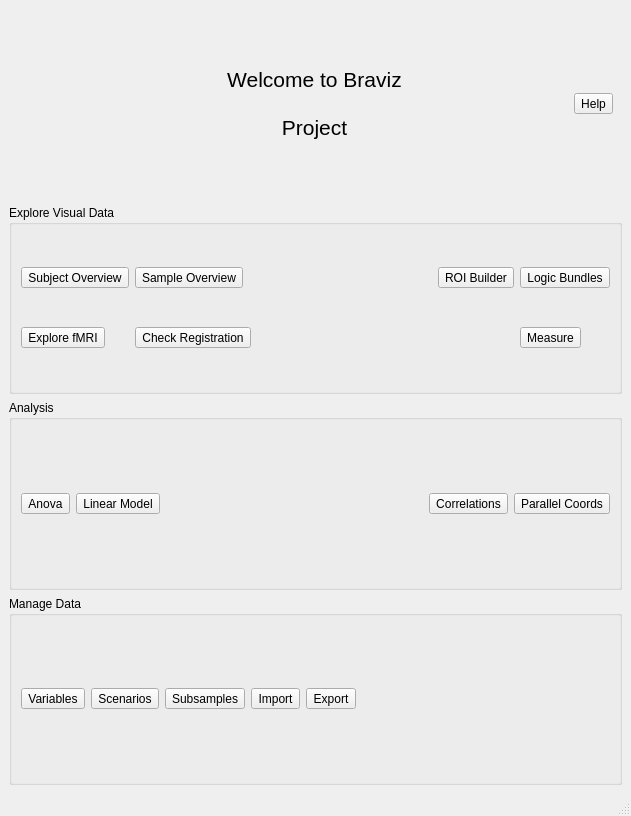
Before: the Qt Designer form braviz/interaction/qt_guis/menu2_light.ui in diego0020/braviz-app, drawn with Qt 5.
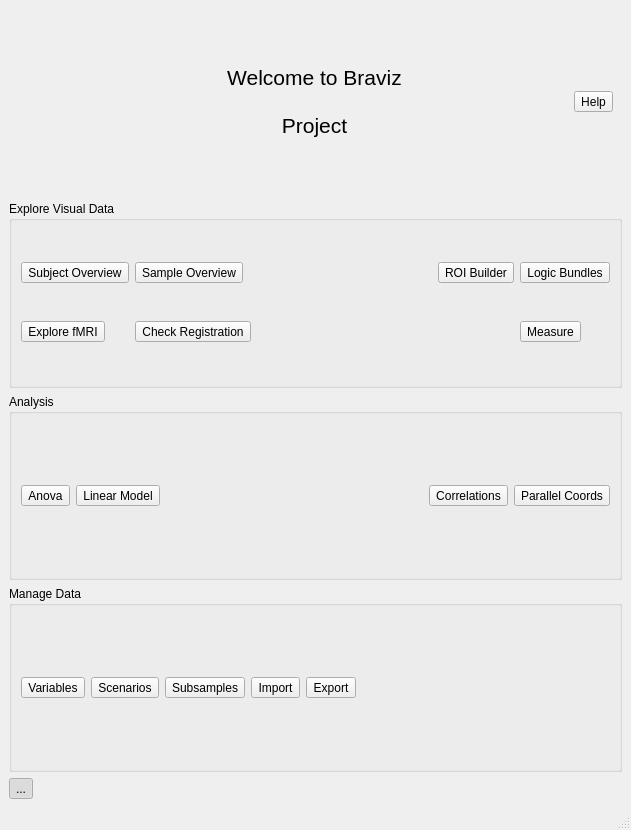
After: the same form once the commit is applied. Icons and pictures are not drawn.

```diff
--- a/braviz/interaction/qt_guis/menu2_light.ui
+++ b/braviz/interaction/qt_guis/menu2_light.ui
@@ -7,7 +7,7 @@
     <x>0</x>
     <y>0</y>
     <width>631</width>
-    <height>816</height>
+    <height>830</height>
    </rect>
   </property>
   <property name="sizePolicy">
@@ -45,7 +45,7 @@
    <enum>Qt::ToolButtonTextUnderIcon</enum>
   </property>
   <widget class="QWidget" name="centralwidget">
-   <layout class="QVBoxLayout" name="verticalLayout_2" stretch="0">
+   <layout class="QVBoxLayout" name="verticalLayout_2" stretch="0,0">
     <item>
      <widget class="QFrame" name="frame_2">
       <property name="sizePolicy">
@@ -636,6 +636,66 @@
       </layout>
      </widget>
     </item>
+    <item>
+     <widget class="QFrame" name="frame_3">
+      <property name="frameShape">
+       <enum>QFrame::NoFrame</enum>
+      </property>
+      <property name="frameShadow">
+       <enum>QFrame::Raised</enum>
+      </property>
+      <layout class="QHBoxLayout" name="horizontalLayout_3">
+       <property name="spacing">
+        <number>0</number>
+       </property>
+       <property name="leftMargin">
+        <number>0</number>
+       </property>
+       <property name="topMargin">
+        <number>0</number>
+       </property>
+       <property name="rightMargin">
+        <number>0</number>
+       </property>
+       <property name="bottomMargin">
+        <number>0</number>
+       </property>
+       <item>
+        <widget class="QToolButton" name="network_button">
+         <property name="statusTip">
+          <string>Untoggle to disconnect applications syncrhonization</string>
+         </property>
+         <property name="text">
+          <string>...</string>
+         </property>
+         <property name="icon">
+          <iconset resource="resources.qrc">
+           <normaloff>:/icons/peertopeer.png</normaloff>:/icons/peertopeer.png</iconset>
+         </property>
+         <property name="checkable">
+          <bool>true</bool>
+         </property>
+         <property name="checked">
+          <bool>true</bool>
+         </property>
+        </widget>
+       </item>
+       <item>
+        <spacer name="horizontalSpacer_6">
+         <property name="orientation">
+          <enum>Qt::Horizontal</enum>
+         </property>
+         <property name="sizeHint" stdset="0">
+          <size>
+           <width>40</width>
+           <height>20</height>
+          </size>
+         </property>
+        </spacer>
+       </item>
+      </layout>
+     </widget>
+    </item>
    </layout>
   </widget>
   <widget class="QMenuBar" name="menubar">
```
Left out of the diff: 2 changed lines with no effect on the pictures.
